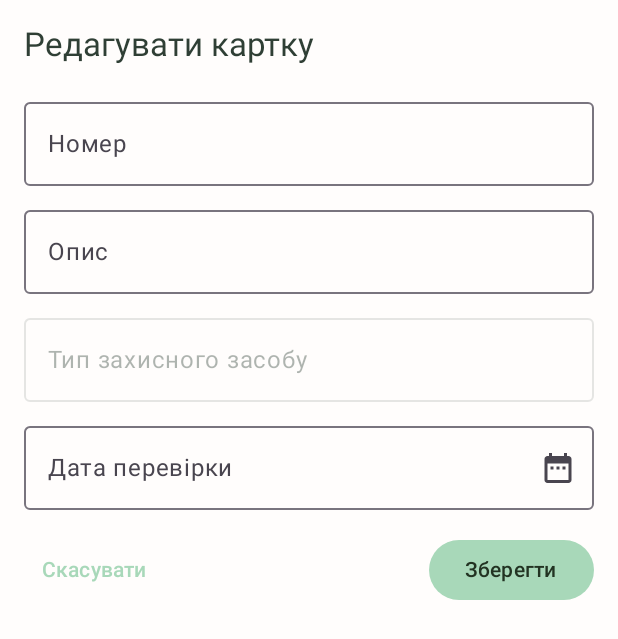
After one commit to firsov11/MyReaderApp, an Android app built with Jetpack Compose: the composable EditBookScreen called with empty values, on a phone screen of 412 x 824 dp. The commit adds this screen. Shown: the top 639 px of the screen. Run offline under Robolectric (Android 15) with nearby library versions, the phone set to English and light mode, and no system bars; our stand-ins replace Firebase (no records; nobody signed in at launch, a user with empty details on screens opened directly); 1 statement that could not run was skipped.

Commit message:
add EditBookScreen.kt

```diff
--- a/app/build.gradle.kts
+++ b/app/build.gradle.kts
@@ -45,11 +45,11 @@ dependencies {
     implementation(platform(libs.firebase.bom))
     implementation(libs.firebase.firestore)
     implementation(libs.firebase.storage)
-
     implementation(libs.androidx.lifecycle)
     implementation(libs.androidx.navigation)
-
     implementation(libs.androidx.work)
+    implementation(libs.accompanist.navigation.animation)
+    implementation(libs.material)
 
     implementation(libs.androidx.core.ktx)
     implementation(libs.androidx.lifecycle.runtime.ktx)
--- a/app/src/main/java/com/firsov/myreaderapp/data/Book.kt
+++ b/app/src/main/java/com/firsov/myreaderapp/data/Book.kt
@@ -1,10 +1,8 @@
 package com.firsov.myreaderapp.data
 
-import java.util.UUID
-
 data class Book (
-    val id: String = UUID.randomUUID().toString(),
-    val name: String = "",
+    val id: String = "",
+    val number: String = "",
     val description: String = "",
     val selectedGenre: String = "",
     val nextInspectionDate: String = ""
--- a/app/src/main/java/com/firsov/myreaderapp/ui/components/BookCard.kt
+++ b/app/src/main/java/com/firsov/myreaderapp/ui/components/BookCard.kt
@@ -35,7 +35,7 @@ fun BookCard(
             Row {
                 Text(text = book.selectedGenre)
                 Spacer(modifier = Modifier.width(12.dp))
-                Text(text = book.description)
+                Text(text = "# ${book.number}")
             }
             Text(text = book.nextInspectionDate)
             // и другие поля
--- /dev/null
+++ b/app/src/main/java/com/firsov/myreaderapp/ui/screens/EditBookScreen.kt
@@ -0,0 +1,145 @@
+package com.firsov.myreaderapp.ui.screens
+
+import android.app.DatePickerDialog
+import androidx.compose.foundation.clickable
+import androidx.compose.foundation.layout.*
+import androidx.compose.material.icons.Icons
+import androidx.compose.material.icons.filled.DateRange
+import androidx.compose.material3.*
+import androidx.compose.runtime.*
+import androidx.compose.ui.Modifier
+import androidx.compose.ui.platform.LocalContext
+import androidx.compose.ui.text.input.TextFieldValue
+import androidx.compose.ui.unit.dp
+import com.firsov.myreaderapp.viewmodel.MainViewModel
+import java.text.SimpleDateFormat
+import java.util.*
+import androidx.compose.material3.ExperimentalMaterial3Api
+
+@OptIn(ExperimentalMaterial3Api::class)
+@Composable
+fun EditBookScreen(
+    bookId: String,
+    viewModel: MainViewModel,
+    onBookUpdated: () -> Unit,
+    onCancel: () -> Unit
+) {
+    val books by viewModel.books.collectAsState()
+    val originalBook = books.find { it.id == bookId }
+
+    var number by remember { mutableStateOf(TextFieldValue(originalBook?.number ?: "")) }
+    var description by remember { mutableStateOf(TextFieldValue(originalBook?.description ?: "")) }
+    var selectedGenre by remember { mutableStateOf(originalBook?.selectedGenre ?: "") }
+    var nextInspectionDate by remember { mutableStateOf(originalBook?.nextInspectionDate ?: "") }
+
+    val genreOptions = listOf("Художня", "Документація", "Технічна", "Інше")
+    val context = LocalContext.current
+
+    Column(modifier = Modifier
+        .fillMaxSize()
+        .padding(16.dp)) {
+
+        Text("Редагувати картку", style = MaterialTheme.typography.titleLarge)
+
+        Spacer(modifier = Modifier.height(16.dp))
+
+        OutlinedTextField(
+            value = number,
+            onValueChange = { number = it },
+            label = { Text("Номер") },
+            modifier = Modifier.fillMaxWidth()
+        )
+
+        Spacer(modifier = Modifier.height(8.dp))
+
+        OutlinedTextField(
+            value = description,
+            onValueChange = { description = it },
+            label = { Text("Опис") },
+            modifier = Modifier.fillMaxWidth()
+        )
+
+        Spacer(modifier = Modifier.height(8.dp))
+
+        OutlinedTextField(
+            value = selectedGenre,
+            onValueChange = {},
+            readOnly = true,
+            enabled = false,
+            label = { Text("Тип захисного засобу") },
+            modifier = Modifier.fillMaxWidth()
+        )
+
+
+        Spacer(modifier = Modifier.height(8.dp))
+
+        val context = LocalContext.current
+        val calendar = Calendar.getInstance()
+
+        OutlinedTextField(
+            value = nextInspectionDate,
+            onValueChange = {},
+            readOnly = true,
+            label = { Text("Дата перевірки") },
+            trailingIcon = {
+                IconButton(onClick = {
+                    DatePickerDialog(
+                        context,
+                        { _, year, month, day ->
+                            val formatted = SimpleDateFormat("dd.MM.yyyy", Locale.getDefault())
+                                .format(GregorianCalendar(year, month, day).time)
+                            nextInspectionDate = formatted
+                        },
+                        calendar.get(Calendar.YEAR),
+                        calendar.get(Calendar.MONTH),
+                        calendar.get(Calendar.DAY_OF_MONTH)
+                    ).show()
+                }) {
+                    Icon(
+                        imageVector = Icons.Default.DateRange,
+                        contentDescription = "Вибрати дату"
+                    )
+                }
+            },
+            modifier = Modifier
+                .fillMaxWidth()
+                .clickable {
+                    DatePickerDialog(
+                        context,
+                        { _, year, month, day ->
+                            val formatted = SimpleDateFormat("dd.MM.yyyy", Locale.getDefault())
+                                .format(GregorianCalendar(year, month, day).time)
+                            nextInspectionDate = formatted
+                        },
+                        calendar.get(Calendar.YEAR),
+                        calendar.get(Calendar.MONTH),
+                        calendar.get(Calendar.DAY_OF_MONTH)
+                    ).show()
+                }
+        )
+
+
+        Spacer(modifier = Modifier.height(16.dp))
+
+        Row(modifier = Modifier.fillMaxWidth(), horizontalArrangement = Arrangement.SpaceBetween) {
+            TextButton(onClick = onCancel) {
+                Text("Скасувати")
+            }
+
+            Button(onClick = {
+                if (originalBook != null) {
+                    val updatedBook = originalBook.copy(
+                        number = number.text,
+                        description = description.text,
+                        selectedGenre = selectedGenre,
+                        nextInspectionDate = nextInspectionDate
+                    )
+                    viewModel.updateBook(updatedBook)
+                    onBookUpdated()
+                }
+            }) {
+                Text("Зберегти")
+            }
+        }
+    }
+}
--- a/app/src/main/java/com/firsov/myreaderapp/ui/screens/MainScreen.kt
+++ b/app/src/main/java/com/firsov/myreaderapp/ui/screens/MainScreen.kt
@@ -89,7 +89,7 @@ fun MainScreen(
 
 fun isInspectionOverdue(dateStr: String): Boolean {
     return try {
-        val formatter = SimpleDateFormat("dd-MM-yyyy", Locale.getDefault())
+        val formatter = SimpleDateFormat("dd.MM.yyyy", Locale.getDefault())
         val inspectionDate = formatter.parse(dateStr) ?: return false
         inspectionDate.before(Calendar.getInstance().time)
     } catch (e: Exception) {
@@ -99,7 +99,7 @@ fun isInspectionOverdue(dateStr: String): Boolean {
 
 fun isInspectionSoon(dateStr: String, days: Int = 3): Boolean {
     return try {
-        val formatter = SimpleDateFormat("dd-MM-yyyy", Locale.getDefault())
+        val formatter = SimpleDateFormat("dd.MM.yyyy", Locale.getDefault())
         val inspectionDate = formatter.parse(dateStr) ?: return false
         val today = Calendar.getInstance().time
         val diff = inspectionDate.time - today.time
--- a/app/src/main/java/com/firsov/myreaderapp/worker/ReminderWorker.kt
+++ b/app/src/main/java/com/firsov/myreaderapp/worker/ReminderWorker.kt
@@ -20,14 +20,14 @@ class ReminderWorker(appContext: Context, workerParams: WorkerParameters) :
 
     override suspend fun doWork(): Result {
         return try {
-            val today = SimpleDateFormat("dd-MM-yyyy", Locale.getDefault()).format(Date())
+            val today = SimpleDateFormat("dd.MM.yyyy", Locale.getDefault()).format(Date())
             val result = Firebase.firestore.collection("books").get().await()
             val books = result.toObjects(Book::class.java)
 
             books.forEach { book ->
                 val date = book.nextInspectionDate
                 if (date == today || isWithinDays(date, 3)) {
-                    showNotification("Наближається дата перевірки для: ${book.selectedGenre} ${book.description}")
+                    showNotification("Наближається дата перевірки для: ${book.selectedGenre} # ${book.number}")
                 }
             }
 
@@ -40,7 +40,7 @@ class ReminderWorker(appContext: Context, workerParams: WorkerParameters) :
 
     private fun isWithinDays(dateStr: String, days: Int): Boolean {
         return try {
-            val formatter = SimpleDateFormat("dd-MM-yyyy", Locale.getDefault())
+            val formatter = SimpleDateFormat("dd.MM.yyyy", Locale.getDefault())
             val inspectionDate = formatter.parse(dateStr) ?: return false
             val today = Calendar.getInstance().time
             val diff = inspectionDate.time - today.time
--- a/app/src/main/res/values/colors.xml
+++ b/app/src/main/res/values/colors.xml
@@ -7,4 +7,6 @@
     <color name="teal_700">#FF018786</color>
     <color name="black">#FF000000</color>
     <color name="white">#FFFFFFFF</color>
+    <!--<color name="app_background">#F5FDF8</color>  светлый фон -->
+    <color name="app_background">#1A2A22</color> <!-- болотный тёмный фон -->
 </resources>
--- a/app/src/main/res/values/themes.xml
+++ b/app/src/main/res/values/themes.xml
@@ -1,5 +1,6 @@
 <?xml version="1.0" encoding="utf-8"?>
 <resources>
-
-    <style name="Theme.MyReaderApp" parent="android:Theme.Material.Light.NoActionBar" />
+    <style name="Theme.MyReaderApp" parent="Theme.MaterialComponents.DayNight.NoActionBar">
+        <item name="android:windowBackground">@color/app_background</item>
+    </style>
 </resources>
```
Also changed, not shown: app/src/main/java/com/firsov/myreaderapp/MainActivity.kt (+100 -27 lines), app/src/main/java/com/firsov/myreaderapp/ui/screens/AddBookScreen.kt (+28 -25 lines), app/src/main/java/com/firsov/myreaderapp/ui/screens/BookDetailsScreen.kt (deleted, +0 -109 lines), app/src/main/java/com/firsov/myreaderapp/ui/screens/BookDetailsScreenModal.kt (added, +127 -0 lines), app/src/main/java/com/firsov/myreaderapp/ui/theme/Color.kt (+1 -45 lines), app/src/main/java/com/firsov/myreaderapp/ui/theme/Theme.kt (+0 -10 lines), app/src/main/java/com/firsov/myreaderapp/viewmodel/MainViewModel.kt (+28 -5 lines), gradle/libs.versions.toml (+10 -1 lines).
